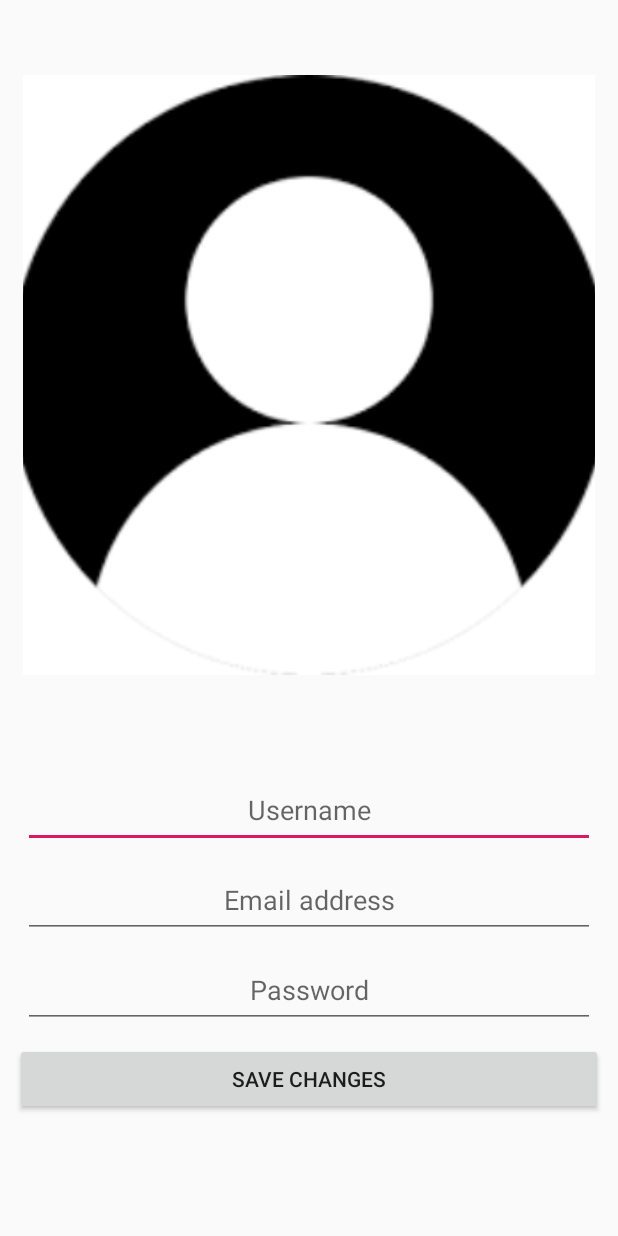
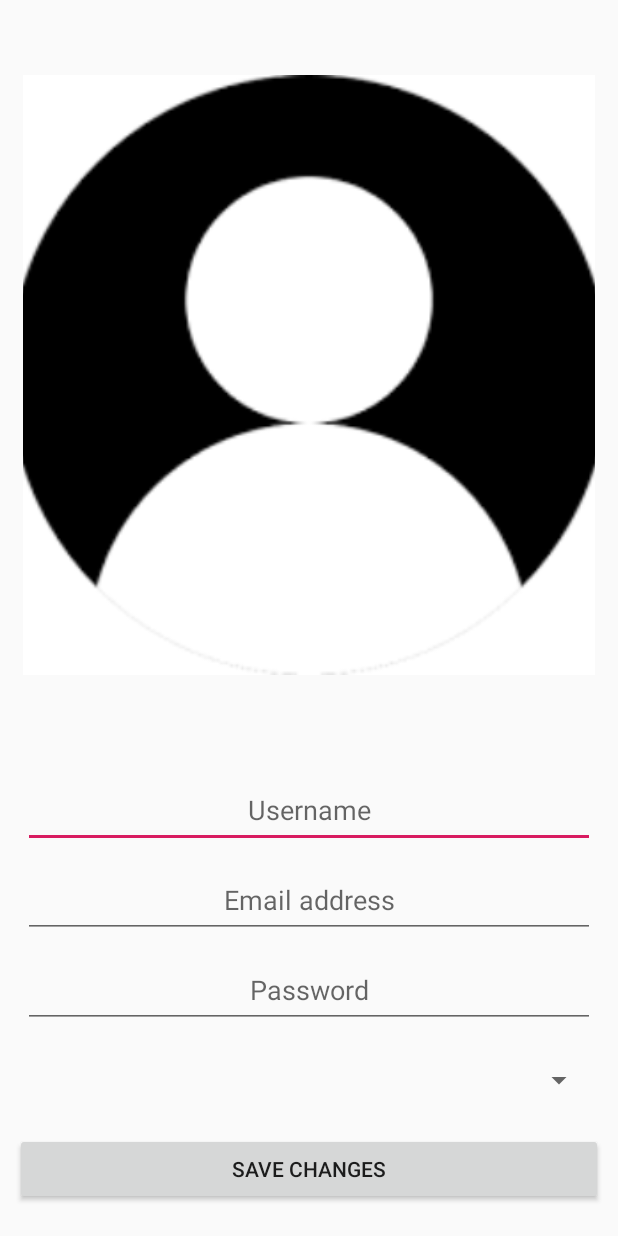
Before and after one commit to JDATimeApp/TimeApp, an Android app: the fragment UserProfileFragment shown on its own in the app's theme, on a phone screen of 412 x 824 dp. Run offline under Robolectric (Android 15) with nearby library versions, the phone set to English and light mode, and no system bars; our stand-ins replace Firebase (no records; nobody signed in at launch, a user with empty details on screens opened directly).

Commit message:
user_profile.xml : Added spinner element UserProfileViewModel.java : Added getDepartments() and populateSpinner() methods userProfileFragment.java : Printing departments in Spinner

```diff
--- a/app/src/main/java/com/example/timeapp/ViewModels/UserProfileViewModel.java
+++ b/app/src/main/java/com/example/timeapp/ViewModels/UserProfileViewModel.java
@@ -1,16 +1,73 @@
 package com.example.timeapp.ViewModels;
 
 
+import android.content.Context;
 import android.content.Intent;
 import android.provider.MediaStore;
+import android.util.Log;
+import android.widget.ArrayAdapter;
+import android.widget.Spinner;
+import android.widget.SpinnerAdapter;
 
+import androidx.annotation.NonNull;
+import androidx.lifecycle.MutableLiveData;
 import androidx.lifecycle.ViewModel;
 
+import com.example.timeapp.R;
+import com.google.firebase.database.DataSnapshot;
+import com.google.firebase.database.DatabaseError;
+import com.google.firebase.database.DatabaseReference;
+import com.google.firebase.database.FirebaseDatabase;
+import com.google.firebase.database.ValueEventListener;
+
+import java.util.ArrayList;
+
 public class UserProfileViewModel extends ViewModel {
+
+    private MutableLiveData<ArrayList<String>> departmentList;
+    private ArrayList<String> departments;
+
+    public UserProfileViewModel(){
+        departmentList = new MutableLiveData<ArrayList<String>>();
+        departments = new ArrayList<>();
+    }
+
+    public MutableLiveData<ArrayList<String>> getDepartmentList() {
+        return departmentList;
+    }
+
     public static Intent chargeImageGalery(){
         Intent intent = new Intent(Intent.ACTION_PICK, MediaStore.Images.Media.EXTERNAL_CONTENT_URI);
         return intent;
     }
 
+    public void getDepartments(){
+
+        FirebaseDatabase db = FirebaseDatabase.getInstance();
+        DatabaseReference ref = db.getReference().child("Departments");
+
+        ref.addValueEventListener(new ValueEventListener() {
+            @Override
+            public void onDataChange(@NonNull DataSnapshot dataSnapshot) {
+                for (DataSnapshot d : dataSnapshot.getChildren()){
+                    if (!d.getKey().equals("No department")){
+                        departments.add(d.getKey());
+                        departmentList.postValue(departments);
+                    }
+                }
+            }
+
+            @Override
+            public void onCancelled(@NonNull DatabaseError databaseError) {
+                Log.e("DepartmentList","Error while getting department data!");
+            }
+        });
+
+    }
+
+    public ArrayAdapter populateSpinner(ArrayList<String> dpt, Context c){
+        // The layout referenced is a ViewHolder for each item of the spinner
+        return new ArrayAdapter<String>(c,R.layout.support_simple_spinner_dropdown_item, dpt);
+    }
 
 }
--- a/app/src/main/java/com/example/timeapp/Views/UserProfileFragment.java
+++ b/app/src/main/java/com/example/timeapp/Views/UserProfileFragment.java
@@ -10,16 +10,19 @@ import android.view.View;
 import android.view.ViewGroup;
 import android.widget.EditText;
 import android.widget.ImageView;
+import android.widget.Spinner;
 
 import androidx.annotation.NonNull;
 import androidx.annotation.Nullable;
 import androidx.fragment.app.Fragment;
+import androidx.lifecycle.Observer;
 import androidx.lifecycle.ViewModelProviders;
 
 import com.example.timeapp.R;
 import com.example.timeapp.ViewModels.UserProfileViewModel;
 
 import java.io.IOException;
+import java.util.ArrayList;
 
 import static android.app.Activity.RESULT_OK;
 
@@ -29,6 +32,8 @@ public class UserProfileFragment extends Fragment {
 
     private ImageView userProfileImageView;
     private EditText username,email,password;
+    private Spinner spinnerDepartments;
+    private ArrayList<String> departments;
 
     @Override
     public View onCreateView(@NonNull LayoutInflater inflater, @Nullable ViewGroup container, @Nullable Bundle savedInstanceState) {
@@ -41,6 +46,8 @@ public class UserProfileFragment extends Fragment {
         username = root.findViewById(R.id.usernameTxtView);
         email = root.findViewById(R.id.emailTxtView);
         password = root.findViewById(R.id.passwordTxtView);
+        spinnerDepartments = root.findViewById(R.id.departmentList);
+        departments = new ArrayList<>();
 
         userProfileImageView.setOnClickListener(new View.OnClickListener() {
             @Override
@@ -51,7 +58,14 @@ public class UserProfileFragment extends Fragment {
             }
         });
 
+        userProfileViewModel.getDepartments();
 
+        userProfileViewModel.getDepartmentList().observe(this, new Observer<ArrayList<String>>() {
+            @Override
+            public void onChanged(ArrayList<String> out) {
+                spinnerDepartments.setAdapter(userProfileViewModel.populateSpinner(out,getContext()));
+            }
+        });
 
         return root;
     }
--- a/app/src/main/res/layout/user_profile.xml
+++ b/app/src/main/res/layout/user_profile.xml
@@ -58,6 +58,14 @@
             android:layout_marginRight="15dp"
             android:layout_marginTop="10dp"/>
 
+        <Spinner
+            android:id="@+id/departmentList"
+            android:layout_width="match_parent"
+            android:layout_height="50dp"
+            android:layout_marginLeft="15dp"
+            android:layout_marginRight="15dp"
+            android:layout_marginTop="10dp" />
+
         <Button
             android:id="@+id/updateUsernameBtn"
             android:layout_width="match_parent"
```
